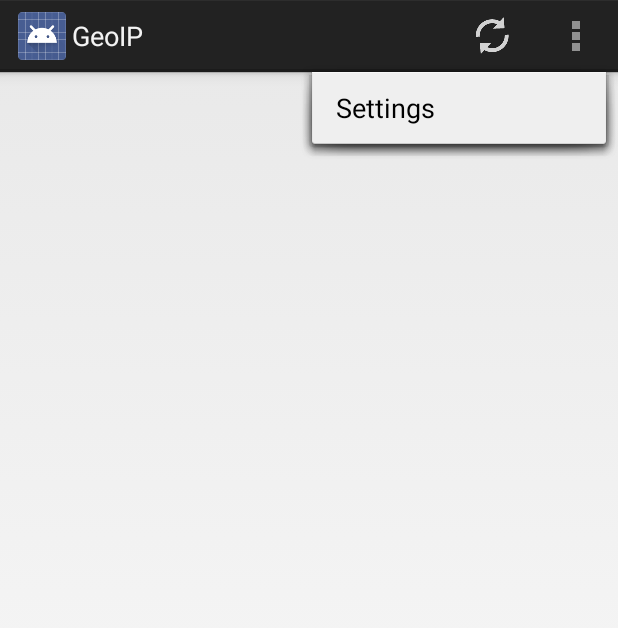
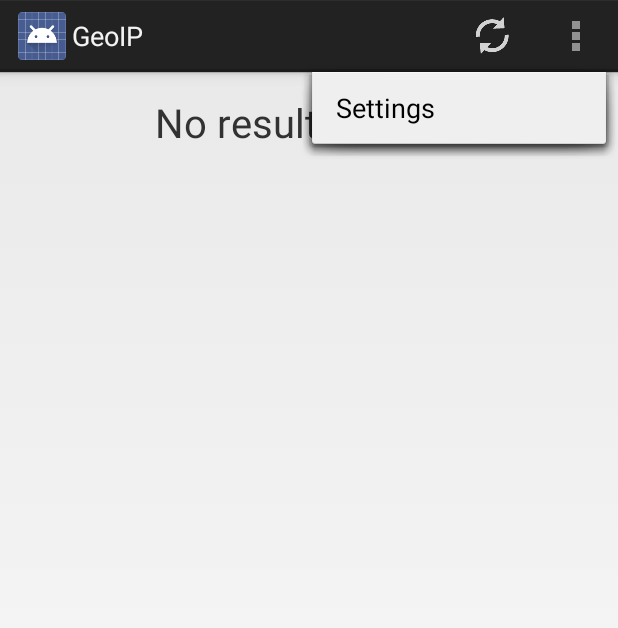
Before and after one commit to CBitLabs/geoip-android, an Android app: the screen it shows after launch (MainActivity), with the options menu open, on a phone screen of 412 x 824 dp. Shown: the top 628 px of the screen. Run offline under Robolectric (Android 15) with nearby library versions, the phone set to English and light mode, and no system bars; 1 statement that could not run was skipped.

Commit message:
endlist scroll, empty history

```diff
--- /dev/null
+++ b/GeoIPCollector/src/main/java/com/cbitlabs/geoipcollector/EndlessScrollListener.java
@@ -0,0 +1,78 @@
+package com.cbitlabs.geoipcollector;
+
+import android.widget.AbsListView;
+
+/**
+ * Created by jblum on 1/23/14.
+ */
+
+public abstract class EndlessScrollListener implements AbsListView.OnScrollListener {
+    // The minimum amount of items to have below your current scroll position
+    // before loading more.
+    private int visibleThreshold = 5;
+    // The current offset index of data you have loaded
+    private int currentPage = 0;
+    // The total number of items in the dataset after the last load
+    private int previousTotalItemCount = 0;
+    // True if we are still waiting for the last set of data to load.
+    private boolean loading = true;
+    // Sets the starting page index
+    private int startingPageIndex = 0;
+
+    public EndlessScrollListener() {
+    }
+
+    public EndlessScrollListener(int visibleThreshold) {
+        this.visibleThreshold = visibleThreshold;
+    }
+
+    public EndlessScrollListener(int visibleThreshold, int startPage) {
+        this.visibleThreshold = visibleThreshold;
+        this.startingPageIndex = startPage;
+        this.currentPage = startPage;
+    }
+
+    // This happens many times a second during a scroll, so be wary of the code you place here.
+    // We are given a few useful parameters to help us work out if we need to load some more data,
+    // but first we check if we are waiting for the previous load to finish.
+    @Override
+    public void onScroll(AbsListView view, int firstVisibleItem, int visibleItemCount, int totalItemCount) {
+        // If the total item count is zero and the previous isn't, assume the
+        // list is invalidated and should be reset back to initial state
+        // If there are no items in the list, assume that initial items are loading
+        if (!loading && (totalItemCount < previousTotalItemCount)) {
+            this.currentPage = this.startingPageIndex;
+            this.previousTotalItemCount = totalItemCount;
+            if (totalItemCount == 0) {
+                this.loading = true;
+            }
+        }
+
+        // If it’s still loading, we check to see if the dataset count has
+        // changed, if so we conclude it has finished loading and update the current page
+        // number and total item count.
+        if (loading) {
+            if (totalItemCount > previousTotalItemCount) {
+                loading = false;
+                previousTotalItemCount = totalItemCount;
+                currentPage++;
+            }
+        }
+
+        // If it isn’t currently loading, we check to see if we have breached
+        // the visibleThreshold and need to reload more data.
+        // If we do need to reload some more data, we execute onLoadMore to fetch the data.
+        if (!loading && (totalItemCount - visibleItemCount) <= (firstVisibleItem + visibleThreshold)) {
+            onLoadMore(currentPage + 1, totalItemCount);
+            loading = true;
+        }
+    }
+
+    // Defines the process for actually loading more data based on page
+    public abstract void onLoadMore(int page, int totalItemsCount);
+
+    @Override
+    public void onScrollStateChanged(AbsListView view, int scrollState) {
+        // Don't take any action on changed
+    }
+}
--- a/GeoIPCollector/src/main/java/com/cbitlabs/geoipcollector/MainActivity.java
+++ b/GeoIPCollector/src/main/java/com/cbitlabs/geoipcollector/MainActivity.java
@@ -25,13 +25,18 @@ import java.util.Map;
 public class MainActivity extends Activity {
 
     ArrayAdapter<JsonObject> historyAdaptor = null;
-    Map<Integer, String> historyMap = new HashMap<Integer, String>() {
+    HashMap<Integer, String> historyMap;
+    int pageNum = 0;
+
+    public MainActivity() {
+        historyMap = new HashMap<Integer, String>() {
             {
                 put(R.id.item_ssid, "ssid");
                 put(R.id.item_loc, "loc");
                 put(R.id.item_created_at_human, "created_at_human");
             }
         };
+    }
 
     @Override
     protected void onCreate(Bundle savedInstanceState) {
@@ -61,8 +66,14 @@ public class MainActivity extends Activity {
         setContentView(R.layout.activity_main);
         ListView listView = (ListView) findViewById(R.id.list);
         listView.setAdapter(historyAdaptor);
-
-        load();
+        listView.setEmptyView(findViewById(R.id.empty_element));
+        listView.setOnScrollListener(new EndlessScrollListener() {
+            @Override
+            public void onLoadMore(int page, int totalItemsCount) {
+                load(false);
+            }
+        });
+        load(false);
     }
 
     private View setHistoryAdaptorText(View convertView, JsonObject item, int id, String key) {
@@ -78,13 +89,20 @@ public class MainActivity extends Activity {
     // or cancel() it if you no longer need the result.
     Future<JsonArray> loading;
 
-    private void load() {
+    private void load(final boolean clear) {
         // don't attempt to load more if a load is already in progress
         if (loading != null && !loading.isDone() && !loading.isCancelled())
             return;
+        if (clear) {
+            pageNum = 0;
+        }
 
-        String url = Util.getHistoryUrl(Util.getUUID(this));
+
+        String url = Util.getHistoryUrl(Util.getUUID(this), pageNum);
         Log.i(Util.LOG_TAG, "Requesting history with url: " + url);
+
+        pageNum++;
+
         // This request loads a URL as JsonArray and invokes
         // a callback on completion.
         loading = Ion.with(this, url)
@@ -99,9 +117,11 @@ public class MainActivity extends Activity {
                             return;
                         }
                         Log.i(Util.LOG_TAG, "Found history: " + result.toString());
-                        Toast.makeText(MainActivity.this, "Loaded " + Integer.toString(result.size()) + " history items.", Toast.LENGTH_SHORT).show();
+//                        Toast.makeText(MainActivity.this, "Loaded " + Integer.toString(result.size()) + " history items.", Toast.LENGTH_SHORT).show();
 
+                        if (clear) { //clear after request returns
                             historyAdaptor.clear();
+                        }
 
                         for (int i = 0; i < result.size(); i++) {
                             historyAdaptor.add(result.get(i).getAsJsonObject());
@@ -131,7 +151,7 @@ public class MainActivity extends Activity {
                 return true;
 
             case R.id.refresHistory:
-                load();
+                load(true);
                 return true;
             default:
                 return super.onOptionsItemSelected(item);
--- a/GeoIPCollector/src/main/java/com/cbitlabs/geoipcollector/Util.java
+++ b/GeoIPCollector/src/main/java/com/cbitlabs/geoipcollector/Util.java
@@ -119,11 +119,15 @@ public class Util {
     }
 
     public static String getReportUrl() {
-        return REPORT_SERVER_URL + "/add";
+        return getUrl("add");
     }
 
-    public static String getHistoryUrl(String uuid) {
-        return REPORT_SERVER_URL + "/history/" + uuid;
+    public static String getHistoryUrl(String uuid, int pageNum) {
+        return String.format("%s/%s?page=%d", getUrl("history"), uuid, pageNum);
+    }
+
+    private static String getUrl(String baseUrl) {
+        return String.format("%s/%s", REPORT_SERVER_URL, baseUrl);
     }
 
     public static String getDNSResolverURL(Context c) {
--- a/GeoIPCollector/src/main/res/layout/activity_main.xml
+++ b/GeoIPCollector/src/main/res/layout/activity_main.xml
@@ -5,7 +5,8 @@
     android:layout_width="match_parent"
     android:layout_height="match_parent"
     tools:context=".MainActivity"
-    tools:ignore="MergeRootFrame">
+    tools:ignore="MergeRootFrame"
+    android:paddingTop="15dp">
 
     <ListView
         android:id="@+id/list"
@@ -13,4 +14,12 @@
         android:layout_height="wrap_content"
 
         />
+
+    <TextView
+        android:id="@+id/empty_element"
+        android:layout_height="wrap_content"
+        android:layout_width="wrap_content"
+        android:text="@string/empty_element"
+        android:textSize="12pt"
+        android:layout_gravity="center" />
 </LinearLayout>
--- a/GeoIPCollector/src/main/res/values/strings.xml
+++ b/GeoIPCollector/src/main/res/values/strings.xml
@@ -4,4 +4,6 @@
     <string name="app_name">GeoIP</string>
     <string name="action_settings">Settings</string>
     <string name="button_refresh">Refresh Feed</string>
+    <string name="empty_element">No results found!</string>
+    <string name="crash_toast_text">Crash report sent!</string>
 </resources>
```
Lines whose indentation alone changed are shown as unchanged.
